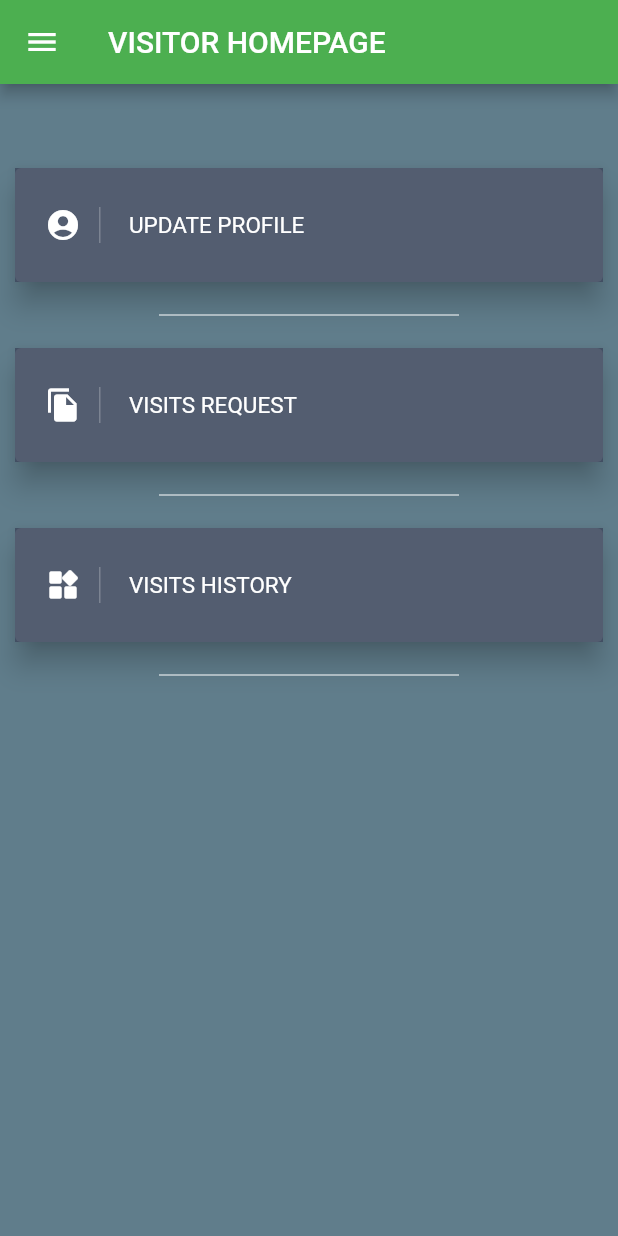
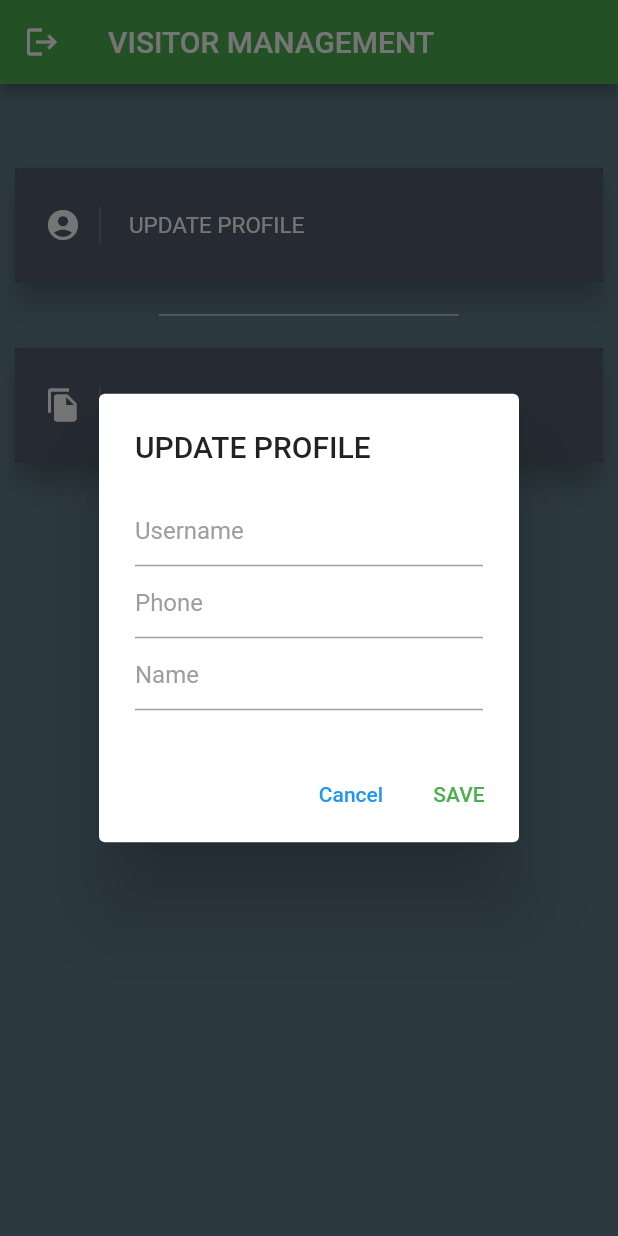
Before and after one commit to mizzi47/VisitorManagement, a Flutter app: the Visitorhome screen opened directly, after a tap on "UPDATE PROFILE", on a phone screen of 412 x 824 dp. Run offline on Flutter 3.47's test engine with Material 2 defaults, Android fonts, the phone set to English and light mode, and no system bars; our stand-ins replace cloud_firestore, firebase_auth, firebase_core; accounts and stored records are empty; statements that could not run were skipped.

Commit message:
update new

```diff
--- a/lib/main.dart
+++ b/lib/main.dart
@@ -1,6 +1,7 @@
 import 'package:flutter/material.dart';
 import 'package:firebase_core/firebase_core.dart';
 import 'package:visitorapp/pages/signin.dart';
+import 'package:visitorapp/pages/visitor/visitorhome.dart';
 
 Future<void> main() async {
   WidgetsFlutterBinding.ensureInitialized();
@@ -16,7 +17,7 @@ class MyApp extends StatelessWidget {
 
       return MaterialApp(
         debugShowCheckedModeBanner: false,
-        home: SignIn(),
+        home: InitializationApp(),
       );
     }
   }
--- a/lib/pages/signin.dart
+++ b/lib/pages/signin.dart
@@ -3,6 +3,7 @@ import 'package:visitorapp/pages/signup.dart';
 import 'package:visitorapp/pages/visitor/visitorhome.dart';
 import 'package:visitorapp/services/auth.dart';
 import 'package:firebase_auth/firebase_auth.dart';
+import 'package:visitorapp/widget.dart';
 
 class SignIn extends StatefulWidget {
   static const String id = 'mentor sample 1';
@@ -25,22 +26,6 @@ class _SignInState extends State<SignIn> {
 
   @override
   Widget build(BuildContext context) {
-
-    showLoaderDialog(BuildContext context){
-      AlertDialog alert=AlertDialog(
-        content: new Row(
-          children: [
-            CircularProgressIndicator(),
-            Container(margin: EdgeInsets.only(left: 7),child:Text("Loading..." )),
-          ],),
-      );
-      showDialog(barrierDismissible: false,
-        context:context,
-        builder:(BuildContext context){
-          return alert;
-        },
-      );
-    }
 
     return Scaffold(
       body: Container(
@@ -170,7 +155,6 @@ class _SignInState extends State<SignIn> {
                             child: TextButton(
                               onPressed: () async {
                                 if (formkey.currentState!.validate()) {
-                                  showLoaderDialog(context);
                                   final auth = FirebaseAuth.instance;
                                   auth.signInWithEmailAndPassword(email: email.text, password: password.text).then((_) {
                                     Navigator.of(context).pushReplacement(
--- a/lib/pages/visitor/visitorhome.dart
+++ b/lib/pages/visitor/visitorhome.dart
@@ -1,33 +1,31 @@
 import 'dart:async';
-import 'package:visitorapp/services/auth.dart';
+import 'package:visitorapp/widget.dart';
+import 'package:visitorapp/pages/signin.dart';
 import 'package:firebase_auth/firebase_auth.dart';
 import 'package:flutter/material.dart';
-import 'package:visitorapp/pages/signin.dart';
+import 'package:cloud_firestore/cloud_firestore.dart';
 
 var document;
+String uname = '';
 final FirebaseAuth _auth = FirebaseAuth.instance;
 
-class Init{
-
+class Init {
   static Future initialize() async {
-    await _registerServices();
-    await _loadSettings();
+    await _loadFirestore();
   }
 
-  static _registerServices() async {
+  static _loadFirestore() async {
+    document =
+    await FirebaseFirestore.instance.collection('visitordetails').doc(
+        _auth.currentUser!.uid).get();
+    uname = document.data['name'].toString();
+    print(uname);
     //TODO register services
-    // document = await Firestore.instance.collection('MECHDATA').document(user.uid).get();
   }
-
-  static _loadSettings() async {
-  }
-
 }
 
 class InitializationApp extends StatelessWidget {
-
   final Future _initFuture = Init.initialize();
-
 
   @override
   Widget build(BuildContext context) {
@@ -35,8 +33,8 @@ class InitializationApp extends StatelessWidget {
       title: 'Initialization',
       home: FutureBuilder(
         future: _initFuture,
-        builder: (context, snapshot){
-          if (snapshot.connectionState == ConnectionState.done){
+        builder: (context, snapshot) {
+          if (snapshot.connectionState == ConnectionState.done) {
             return Visitorhome();
           } else {
             return SplashScreen();
@@ -60,15 +58,10 @@ class SplashScreen extends StatelessWidget {
   }
 }
 
-
 class Visitorhome extends StatefulWidget {
-
-  final appTitle = 'SECURIDE';
-
   @override
   _Visitorhome createState() => _Visitorhome();
 }
-
 
 class _Visitorhome extends State<Visitorhome> {
   TextStyle style = TextStyle(fontFamily: 'Montserrat', fontSize: 20.0);
@@ -76,98 +69,55 @@ class _Visitorhome extends State<Visitorhome> {
   @override
   void initState() {
     final FirebaseAuth _auth = FirebaseAuth.instance;
+    final docRef = FirebaseFirestore.instance.collection("visitordetails").doc(
+        _auth.currentUser!.uid);
+    docRef.get().then(
+          (DocumentSnapshot doc) {
+        final data = doc.data() as Map<String, dynamic>;
+        uname = data['name'];
+      },
+      onError: (e) => print("Error getting document: $e"),
+    );
     super.initState();
-    initUser();
     setState(() {});
   }
 
-  initUser() async {
-    // user = await auth.currentUser();
-  }
+  final formkey = GlobalKey<FormState>();
+
+  TextEditingController username = new TextEditingController();
+  TextEditingController email = new TextEditingController();
+  TextEditingController password = new TextEditingController();
+  TextEditingController phone = new TextEditingController();
+  TextEditingController name = new TextEditingController();
 
   @override
   Widget build(BuildContext context) {
-
-    final home = Material(
-      elevation: 5.0,
-      borderRadius: BorderRadius.circular(15.0),
-      color: Color(0xff01A0C7),
-      child: MaterialButton(
-        minWidth: MediaQuery.of(context).size.width,
-        padding: EdgeInsets.fromLTRB(20.0, 15.0, 20.0, 15.0),
-        onPressed: () async {
+    return Scaffold(
+      resizeToAvoidBottomInset: false,
+      backgroundColor: Colors.blueGrey,
+      appBar: AppBar(
+        title: Text('VISITOR MANAGEMENT'),
+        backgroundColor: Colors.green,
+        leading: GestureDetector(
+          child: Icon(Icons.logout, color: Colors.white,),
+          onTap: () {
+            showLoaderDialog(context);
             Navigator.pushAndRemoveUntil(
               context,
               MaterialPageRoute(
-              builder: (BuildContext context) => Visitorhome(),
+                builder: (BuildContext context) =>
+                    SignIn(),
               ),
                   (route) => false,
             );
           },
-        child: Text("Home",
-            textAlign: TextAlign.center,
-            style: style.copyWith(
-                color: Colors.white, fontWeight: FontWeight.bold)),
         ),
-    );
-
-    final request = Material(
-      elevation: 5.0,
-      borderRadius: BorderRadius.circular(15.0),
-      color: Color(0xff01A0C7),
-      child: MaterialButton(
-        minWidth: MediaQuery.of(context).size.width,
-        padding: EdgeInsets.fromLTRB(20.0, 15.0, 20.0, 15.0),
-        onPressed: () async {
-          Navigator.pushAndRemoveUntil(
-            context,
-            MaterialPageRoute(
-              builder: (BuildContext context) => Visitorhome(),
-            ),
-                (route) => false,
-          );
-        },
-        child: Text("Request",
-            textAlign: TextAlign.center,
-            style: style.copyWith(
-                color: Colors.white, fontWeight: FontWeight.bold)),
-      ),
-    );
-
-    final logout = Material(
-      elevation: 5.0,
-      borderRadius: BorderRadius.circular(15.0),
-      color: Colors.red,
-      child: MaterialButton(
-        minWidth: MediaQuery.of(context).size.width * 0.3,
-        padding: EdgeInsets.fromLTRB(20.0, 15.0, 20.0, 15.0),
-        onPressed: () async {
-          await _auth.signOut();
-            Navigator.pushAndRemoveUntil(
-              context,
-              MaterialPageRoute(
-                builder: (BuildContext context) => SignIn(),
-              ),
-                  (route) => false,
-            );
-        },
-        child: Text("Logout",
-            textAlign: TextAlign.center,
-            style: style.copyWith(
-                color: Colors.white, fontWeight: FontWeight.bold)),
-      ),
-    );
-
-    return Scaffold(
-        resizeToAvoidBottomInset: false,
-        backgroundColor: Colors.blueGrey,
-        appBar: AppBar(
-          title: Text("VISITOR HOMEPAGE"),
-          backgroundColor: Colors.green,
       ),
       body: Column(
         children: [
-            Column(
+          Form(
+            key: formkey,
+            child: Column(
               mainAxisAlignment: MainAxisAlignment.center,
               crossAxisAlignment: CrossAxisAlignment.center,
               children: <Widget>[
@@ -175,23 +125,186 @@ class _Visitorhome extends State<Visitorhome> {
                   height: 50.0,
                 ),
                 InkWell(
-                  onTap: (){},
+                  onTap: () async {
+                    print("Error getting document");
+                    final docRef = FirebaseFirestore.instance.collection(
+                        "visitordetails").doc(_auth.currentUser!.uid);
+                    docRef.get().then(
+                          (DocumentSnapshot doc) {
+                        final data = doc.data() as Map<String, dynamic>;
+                        username.text = data['id'];
+                        phone.text = data['phone'];
+                        name.text = data['name'];
+                      },
+                      onError: (e) => print("Error getting document: $e"),
+                    );
+
+                    showDialog(
+                      context: context,
+                      barrierDismissible: false, // user must tap button!
+                      builder: (BuildContext context) {
+                        return AlertDialog(
+                          title: Text('UPDATE PROFILE'),
+                          content: SingleChildScrollView(
+                            child: ListBody(
+                              children: <Widget>[
+                                TextFormField(
+                                  onTap: () {
+                                    username.text = '';
+                                  },
+                                  decoration: const InputDecoration(
+                                    hintText: "Username",
+                                    hintStyle: TextStyle(color: Colors.grey),
+                                  ),
+                                  controller: username,
+                                  validator: (value) {
+                                    if (value!.isEmpty) {
+                                      return 'Please enter username';
+                                    }
+                                    return null;
+                                  },
+                                ),
+                                TextFormField(
+                                  onTap: () {
+                                    phone.text = '';
+                                  },
+                                  decoration: const InputDecoration(
+                                    hintText: "Phone",
+                                    hintStyle: TextStyle(color: Colors.grey),
+                                  ),
+                                  controller: phone,
+                                  validator: (value) {
+                                    if (value!.isEmpty) {
+                                      return 'Please enter phone';
+                                    }
+                                    return null;
+                                  },
+                                ),
+                                TextFormField(
+                                  onTap: () {
+                                    name.text = '';
+                                  },
+                                  decoration: const InputDecoration(
+                                    hintText: "Name",
+                                    hintStyle: TextStyle(color: Colors.grey),
+                                  ),
+                                  controller: name,
+                                  validator: (value) {
+                                    if (value!.isEmpty) {
+                                      return 'Please enter name';
+                                    }
+                                    return null;
+                                  },
+                                ),
+                              ],
+                            ),
+                          ),
+                          actions: <Widget>[
+                            TextButton(
+                              style: TextButton.styleFrom(
+                                primary: Colors.blue,
+                              ),
+                              child: Text('Cancel'),
+                              onPressed: () {
+                                Navigator.of(context).pop();
+                              },
+                            ),
+                            TextButton(
+                              style: TextButton.styleFrom(
+                                primary: Colors.green,
+                              ),
+                              child: Text('SAVE'),
+                              onPressed: () async {
+                                showLoaderDialog(context);
+                                await FirebaseFirestore.instance
+                                    .collection("visitordetails")
+                                    .doc(_auth.currentUser!.uid)
+                                    .update({
+                                  "id": username.text,
+                                  "phone": phone.text,
+                                  "name": name.text
+                                });
+                                Navigator.pushAndRemoveUntil(
+                                  context,
+                                  MaterialPageRoute(
+                                    builder: (BuildContext context) =>
+                                        Visitorhome(),
+                                  ),
+                                      (route) => false,
+                                );
+                                // showDialog(
+                                //   context: context,
+                                //   barrierDismissible: false,
+                                //   // user must tap button!
+                                //   builder: (BuildContext context) {
+                                //     return AlertDialog(
+                                //       title: Text('SAVE?'),
+                                //       content: SingleChildScrollView(
+                                //         child: ListBody(
+                                //           children: <Widget>[
+                                //             Text(
+                                //                 'Are you sure to save this changes?'),
+                                //           ],
+                                //         ),
+                                //       ),
+                                //       actions: <Widget>[
+                                //         TextButton(
+                                //           style: TextButton.styleFrom(
+                                //             primary: Colors.blue,
+                                //           ),
+                                //           child: Text('Cancel'),
+                                //           onPressed: () {
+                                //             Navigator.of(context).pop();
+                                //           },
+                                //         ),
+                                //         TextButton(
+                                //           style: TextButton.styleFrom(
+                                //             primary: Colors.green,
+                                //           ),
+                                //           child: Text('CONFIRM'),
+                                //           onPressed: () async {
+                                //             showLoaderDialog(context);
+                                //             await FirebaseFirestore.instance
+                                //                 .collection("visitordetails")
+                                //                 .doc(_auth.currentUser!.uid)
+                                //                 .update({
+                                //             "id": username.text,
+                                //             "phone": phone.text,
+                                //             "name": name.text
+                                //             });
+                                //             Navigator.of(context).pop();
+                                //             Navigator.of(context).pop();
+                                //           },
+                                //         ),
+                                //       ],
+                                //     );
+                                //   },
+                                //);
+                              },
+                            ),
+                          ],
+                        );
+                      },
+                    );
+                  },
                   child: Card(
                     elevation: 8.0,
-                    margin: new EdgeInsets.symmetric(horizontal: 10.0, vertical: 6.0),
+                    margin:
+                    new EdgeInsets.symmetric(horizontal: 10.0, vertical: 6.0),
                     child: Container(
                       decoration:
                       BoxDecoration(color: Color.fromRGBO(64, 75, 96, .9)),
                       child: ListTile(
-                        contentPadding:
-                        EdgeInsets.symmetric(horizontal: 20.0, vertical: 10.0),
+                        contentPadding: EdgeInsets.symmetric(
+                            horizontal: 20.0, vertical: 10.0),
                         leading: Container(
                           padding: EdgeInsets.only(right: 12.0),
                           decoration: new BoxDecoration(
                               border: new Border(
                                   right: new BorderSide(
                                       width: 1.0, color: Colors.white24))),
-                          child: Icon(Icons.account_circle, color: Colors.white),
+                          child: Icon(Icons.account_circle,
+                              color: Colors.white),
                         ),
                         title: Column(
                           mainAxisAlignment: MainAxisAlignment.start,
@@ -199,11 +312,11 @@ class _Visitorhome extends State<Visitorhome> {
                           children: [
                             Text(
                               'UPDATE PROFILE',
-                              style: TextStyle(color: Colors.white, fontSize: 15),
+                              style: TextStyle(
+                                  color: Colors.white, fontSize: 15),
                             ),
                           ],
                         ),
-
                       ),
                     ),
                   ),
@@ -216,16 +329,17 @@ class _Visitorhome extends State<Visitorhome> {
                   ),
                 ),
                 InkWell(
-                  onTap: (){},
+                  onTap: () async {},
                   child: Card(
                     elevation: 8.0,
-                    margin: new EdgeInsets.symmetric(horizontal: 10.0, vertical: 6.0),
+                    margin:
+                    new EdgeInsets.symmetric(horizontal: 10.0, vertical: 6.0),
                     child: Container(
                       decoration:
                       BoxDecoration(color: Color.fromRGBO(64, 75, 96, .9)),
                       child: ListTile(
-                        contentPadding:
-                        EdgeInsets.symmetric(horizontal: 20.0, vertical: 10.0),
+                        contentPadding: EdgeInsets.symmetric(
+                            horizontal: 20.0, vertical: 10.0),
                         leading: Container(
                           padding: EdgeInsets.only(right: 12.0),
                           decoration: new BoxDecoration(
@@ -240,52 +354,11 @@ class _Visitorhome extends State<Visitorhome> {
                           children: [
                             Text(
                               'VISITS REQUEST',
-                              style: TextStyle(color: Colors.white, fontSize: 15),
+                              style: TextStyle(
+                                  color: Colors.white, fontSize: 15),
                             ),
                           ],
                         ),
-
-                      ),
-                    ),
-                  ),
-                ),
-                Container(
-                  width: 200.0,
-                  margin: EdgeInsets.symmetric(vertical: 8.0),
-                  child: Divider(
-                    color: Colors.white,
-                  ),
-                ),
-                InkWell(
-                  onTap: (){},
-                  child: Card(
-                    elevation: 8.0,
-                    margin: new EdgeInsets.symmetric(horizontal: 10.0, vertical: 6.0),
-                    child: Container(
-                      decoration:
-                      BoxDecoration(color: Color.fromRGBO(64, 75, 96, .9)),
-                      child: ListTile(
-                        contentPadding:
-                        EdgeInsets.symmetric(horizontal: 20.0, vertical: 10.0),
-                        leading: Container(
-                          padding: EdgeInsets.only(right: 12.0),
-                          decoration: new BoxDecoration(
-                              border: new Border(
-                                  right: new BorderSide(
-                                      width: 1.0, color: Colors.white24))),
-                          child: Icon(Icons.widgets_rounded, color: Colors.white),
-                        ),
-                        title: Column(
-                          mainAxisAlignment: MainAxisAlignment.start,
-                          crossAxisAlignment: CrossAxisAlignment.start,
-                          children: [
-                            Text(
-                              'VISITS HISTORY',
-                              style: TextStyle(color: Colors.white, fontSize: 15),
-                            ),
-                          ],
-                        ),
-
                       ),
                     ),
                   ),
@@ -299,39 +372,9 @@ class _Visitorhome extends State<Visitorhome> {
                 ),
               ],
             ),
-          ],
-        ),
-        drawer: Theme(
-          data: Theme.of(context).copyWith(
-            canvasColor: Colors.black26, //This will change the drawer background to blue.
-            //other styles
-          ),
-          child: Drawer(
-            child: ListView(
-              padding: EdgeInsets.zero,
-              children: <Widget>[
-                UserAccountsDrawerHeader(
-                  decoration: BoxDecoration(
-                    color: Colors.black38,
-                  ),
-                  accountName: null,
-                  accountEmail: Text("Login As : " + "${_auth.currentUser!.email}"),
-                ),
-                ListTile(
-                  title: home,
-                  onTap: () {
-                    Navigator.pop(context);
-                  },
-                ),
-                ListTile(
-                  title: logout,
-                  onTap: () {
-                    Navigator.pop(context);
-                  },
           ),
         ],
       ),
-          ),
-        ));
+    );
   }
 }
--- /dev/null
+++ b/lib/widget.dart
@@ -0,0 +1,18 @@
+import 'package:flutter/cupertino.dart';
+import 'package:flutter/material.dart';
+
+showLoaderDialog(BuildContext context){
+  AlertDialog alert=AlertDialog(
+    content: new Row(
+      children: [
+        CircularProgressIndicator(),
+        Container(margin: EdgeInsets.only(left: 7),child:Text("Loading..." )),
+      ],),
+  );
+  showDialog(barrierDismissible: false,
+    context:context,
+    builder:(BuildContext context){
+      return alert;
+    },
+  );
+}
```
Also changed, not shown: pubspec.yaml (+6 -4 lines), lib/pages/visitor/visitorupdate.dart (added), pubspec.lock, 2 other files. Lines whose indentation alone changed are shown as unchanged.
